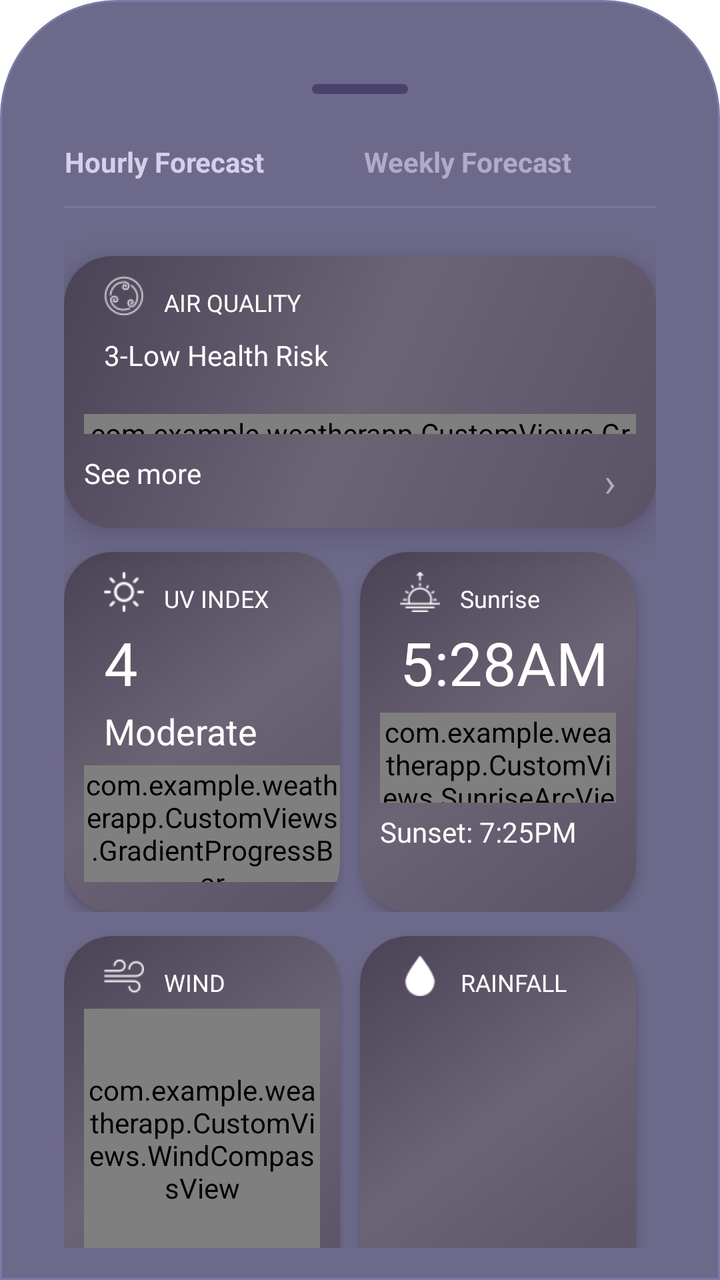
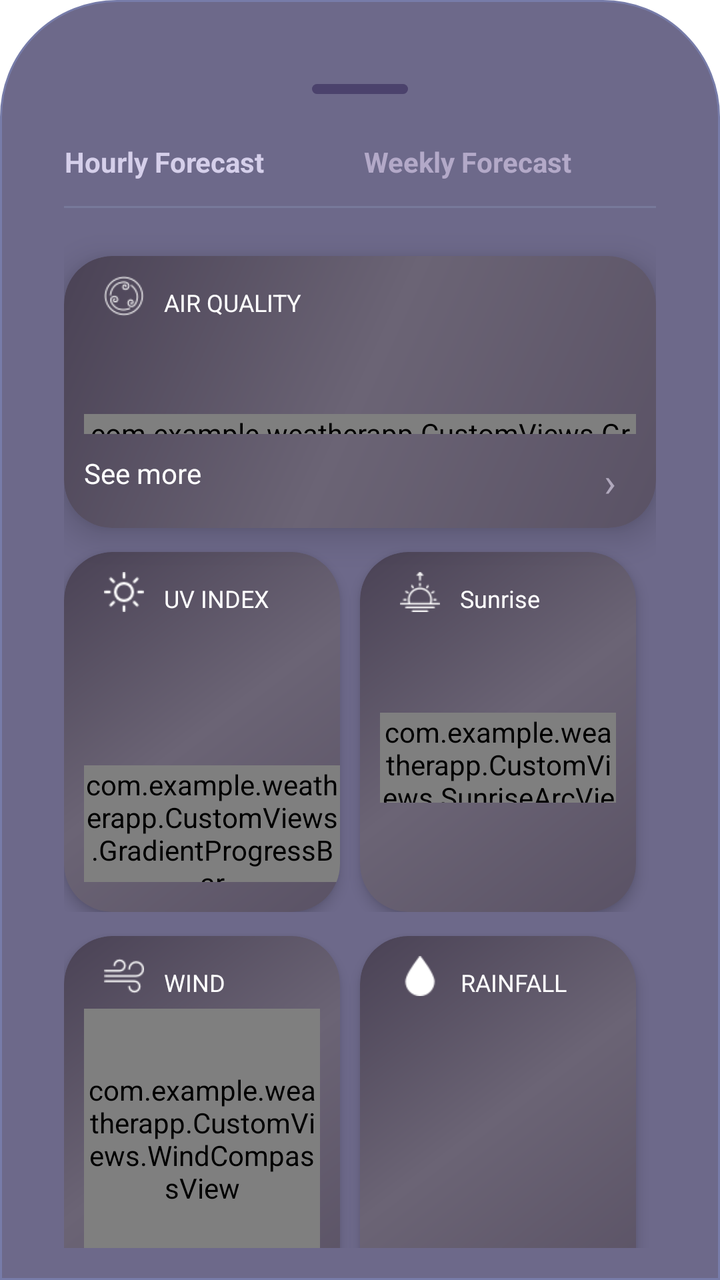

The first picture is an Android layout as it rendered before a commit; the second is the same layout after the commit. The layout source and the unified diff follow.
<!-- AndroidManifest.xml: application theme Theme.WeatherApp -->
<!-- res/layout/forecast_panel.xml -->
<?xml version="1.0" encoding="utf-8"?>
<androidx.constraintlayout.widget.ConstraintLayout
    xmlns:android="http://schemas.android.com/apk/res/android"
    xmlns:app="http://schemas.android.com/apk/res-auto"
        android:layout_width="match_parent"
        android:layout_height="match_parent"
        android:id="@+id/forecastPanel"
        app:behavior_fitToContents="true"
        app:behavior_halfExpandedRatio="0.5"
        app:behavior_hideable="false"
        app:behavior_draggable="true"
        android:elevation="8dp"
        android:padding="16dp"
        app:layout_behavior="com.google.android.material.bottomsheet.BottomSheetBehavior"
        android:background="@drawable/bg_forecast_panel">
    <androidx.core.widget.NestedScrollView
        android:layout_width="match_parent"
        android:layout_height="match_parent"
        android:fillViewport="true"
        android:clipToPadding="false"
        android:id="@+id/forecastScrollview"
        app:layout_constraintTop_toTopOf="parent"
        app:layout_constraintBottom_toBottomOf="parent">
        <LinearLayout
            android:layout_width="match_parent"
            android:layout_height="wrap_content"
            android:orientation="vertical"
            android:padding="16dp">
        <View
            android:layout_width="48dp"
            android:layout_height="5dp"
            android:id="@+id/panelHandle"
            app:layout_constraintTop_toTopOf="parent"
            app:layout_constraintStart_toStartOf="parent"
            app:layout_constraintEnd_toEndOf="parent"
            android:layout_gravity="center"
            android:layout_marginTop="10dp"
            android:layout_marginBottom="12dp"
            android:background="@drawable/bg_panel_handle"/>
            <RelativeLayout
                android:layout_width="match_parent"
                android:layout_height="wrap_content"
                android:id="@+id/rvForecastDaily"
                app:layout_constraintTop_toBottomOf="@id/panelHandle"
                >
                <TextView
                    android:layout_width="wrap_content"
                    android:layout_height="44dp"
                    app:layout_constraintStart_toStartOf="parent"
                    app:layout_constraintEnd_toStartOf="@+id/tvWeeklyForecast"
                    android:textColor="#D5CFEA"
                    android:textSize="14sp"
                    android:textStyle="bold"
                    android:gravity="center"
                    android:id="@+id/tvHourlyForecast"
                    android:text="Hourly Forecast"/>
                <TextView
                    android:layout_width="wrap_content"
                    android:layout_height="44dp"
                    android:textColor="#B3A9C8"
                    android:textSize="14sp"
                    android:layout_toEndOf="@+id/tvHourlyForecast"
                    android:layout_marginStart="50dp"
                    android:textStyle="bold"
                    android:gravity="center"
                    android:id="@+id/tvWeeklyForecast"
                    android:text="Weekly Forecast"/>

            </RelativeLayout>

        <View
            android:layout_width="match_parent"
            android:layout_height="1dp"
            android:id="@+id/forecastDivider"
            app:layout_constraintTop_toBottomOf="@id/rvForecastDaily"
            android:background="#77799A"/>


        <androidx.recyclerview.widget.RecyclerView
            android:layout_width="match_parent"
            android:layout_height="wrap_content"
            android:scrollbars="none"
            android:layout_marginTop="12dp"
            app:layout_constraintTop_toBottomOf="@id/forecastDivider"
            app:layout_constraintStart_toStartOf="parent"
            app:layout_constraintEnd_toEndOf="parent"
            android:id="@+id/rvHourlyForecast"
            android:overScrollMode="never"
            android:fillViewport="false"
            android:paddingEnd="16dp"
            android:paddingStart="16dp"
            android:layout_gravity="center_vertical"
            android:clipToPadding="false"/>

        <androidx.recyclerview.widget.RecyclerView
            android:layout_width="match_parent"
            android:layout_height="wrap_content"
            android:layout_marginTop="12dp"
            android:scrollbars="none"
            android:layout_marginStart="-20dp"
            app:layout_constraintTop_toBottomOf="@id/forecastDivider"
            app:layout_constraintStart_toStartOf="parent"
            app:layout_constraintEnd_toEndOf="parent"
            app:layout_constraintBottom_toBottomOf="parent"
            android:id="@+id/rvDailyForecast"
            android:overScrollMode="never"
            android:visibility="gone"
            android:fillViewport="false"
            android:paddingBottom="16dp"
            app:layoutManager="androidx.recyclerview.widget.LinearLayoutManager"
            android:paddingStart="16dp"
            android:layout_gravity="center_vertical"
            android:clipToPadding="false"/>

        <androidx.cardview.widget.CardView
            android:layout_width="match_parent"
            android:layout_height="wrap_content"
            android:layout_marginTop="12dp"
            app:cardElevation="10dp"
            android:id="@+id/cardAQI"
            app:cardBackgroundColor="@android:color/transparent"
            app:cardCornerRadius="24dp">
           <RelativeLayout
               android:layout_width="match_parent"
               android:layout_height="wrap_content"
               android:background="@drawable/bg_forecast_cardview">
               <ImageView
                   android:layout_width="20dp"
                   android:layout_height="20dp"
                   android:id="@+id/ivAirQuality"
                   app:tint="@android:color/white"
                   android:layout_marginStart="20dp"
                   android:layout_marginTop="10dp"
                   android:src="@drawable/ic_airquality"/>
               <TextView
                   android:layout_width="wrap_content"
                   android:layout_height="wrap_content"
                   android:text="AIR QUALITY"
                   android:gravity="center"
                   android:textColor="@android:color/white"
                   android:textSize="12sp"
                   android:layout_toEndOf="@+id/ivAirQuality"
                   android:layout_marginStart="10dp"
                   android:layout_marginTop="15dp"/>
                   <TextView
                       android:layout_width="wrap_content"
                       android:layout_height="wrap_content"
                       android:text="3-Low Health Risk"
                        android:layout_below="@id/ivAirQuality"
                       android:gravity="center"
                       android:textColor="@android:color/white"
                       android:textSize="14sp"
                       android:id="@+id/tvSampleTextProgress"
                       android:layout_marginStart="20dp"
                       android:layout_marginTop="10dp"/>

               <com.example.weatherapp.CustomViews.GradientProgressBar
                   android:layout_width="match_parent"
                   android:layout_height="10dp"
                   android:layout_below="@+id/tvSampleTextProgress"
                   android:id="@+id/progressAirQuality"
                   android:layout_marginTop="20dp"
                   android:layout_marginStart="10dp"
                   android:layout_marginEnd="10dp"
                   />

               <androidx.constraintlayout.widget.ConstraintLayout
                   android:layout_width="match_parent"
                   android:layout_height="wrap_content"
                   android:orientation="horizontal"
                   android:layout_marginTop="20dp"
                   android:layout_margin="10dp"
                   android:id="@+id/clViewMore"
                   android:layout_below="@+id/progressAirQuality">
                   <TextView
                       android:layout_width="wrap_content"
                       android:layout_height="wrap_content"
                       app:layout_constraintTop_toTopOf="parent"
                       app:layout_constraintStart_toStartOf="parent"
                       android:textColor="@android:color/white"
                       android:id="@+id/tvDemoProgress"
                       android:text="See more"/>
                   <TextView
                       android:layout_width="wrap_content"
                       android:layout_height="wrap_content"
                       android:text="›"
                       app:layout_constraintTop_toTopOf="parent"
                       app:layout_constraintEnd_toEndOf="parent"
                       android:layout_marginEnd="10dp"
                       android:textColor="#B0A8BC"
                       android:textSize="20sp" />
               </androidx.constraintlayout.widget.ConstraintLayout>

           </RelativeLayout>
        </androidx.cardview.widget.CardView>

        <LinearLayout
            android:layout_width="match_parent"
            android:layout_height="wrap_content"
            android:orientation="horizontal"
            android:id="@+id/llUVIndexSunrise"
            android:weightSum="2">
            <androidx.cardview.widget.CardView
                android:layout_width="0dp"
                android:layout_height="180dp"
                android:layout_marginTop="12dp"
                app:cardElevation="4dp"
                android:layout_marginEnd="10dp"
                android:layout_weight="1"
                app:cardBackgroundColor="@android:color/transparent"
                app:cardCornerRadius="24dp">
                    <RelativeLayout
                        android:layout_width="match_parent"
                        android:layout_height="match_parent"
                        android:background="@drawable/bg_forecast_cardview"
                        >
                        <ImageView
                            android:layout_width="20dp"
                            android:layout_height="20dp"
                            app:tint="@android:color/white"
                            android:layout_marginStart="20dp"
                            android:layout_marginTop="10dp"
                            android:id="@+id/ic_uvindex"
                            android:src="@drawable/ic_uvindex"/>
                        <TextView
                            android:layout_width="wrap_content"
                            android:layout_height="wrap_content"
                            android:text="UV INDEX"
                            android:gravity="center"
                            android:id="@+id/tvDemoUVIndex"
                            android:textColor="@android:color/white"
                            android:textSize="12sp"
                            android:layout_toEndOf="@+id/ic_uvindex"
                            android:layout_marginStart="10dp"
                            android:layout_marginTop="15dp"/>
                        <TextView
                            android:layout_width="wrap_content"
                            android:layout_height="wrap_content"
                            android:text="4"
                            android:textSize="30sp"
                            android:layout_marginTop="5dp"
                            android:layout_marginStart="20dp"
                            android:layout_below="@id/ic_uvindex"
                            android:textColor="@android:color/white"
                            android:id="@+id/tvUVIndex"/>
                        <TextView
                            android:layout_width="wrap_content"
                            android:layout_height="wrap_content"
                            android:text="Moderate"
                            android:id="@+id/tvUVIndexDetail"
                            android:textSize="18sp"
                            android:layout_marginTop="2dp"
                            android:layout_marginStart="20dp"
                            android:textColor="@android:color/white"
                            android:layout_below="@+id/tvUVIndex"/>
                        <com.example.weatherapp.CustomViews.GradientProgressBar
                            android:layout_width="match_parent"
                            android:layout_height="wrap_content"
                            android:id="@+id/progressUVIndex"
                            android:layout_marginStart="10dp"

                            android:layout_marginBottom="15dp"
                            android:layout_below="@id/tvUVIndexDetail"
                            android:layout_marginTop="5dp"/>
                    </RelativeLayout>
            </androidx.cardview.widget.CardView>
            <androidx.cardview.widget.CardView
                android:layout_width="0dp"
                android:layout_height="180dp"
                android:layout_marginTop="12dp"
                app:cardElevation="4dp"
                android:layout_marginEnd="10dp"
                android:layout_weight="1"
                app:cardBackgroundColor="@android:color/transparent"
                app:cardCornerRadius="24dp">
                <RelativeLayout
                    android:layout_width="match_parent"
                    android:layout_height="match_parent"
                    android:background="@drawable/bg_forecast_cardview"
                    >
                    <ImageView
                        android:layout_width="20dp"
                        android:layout_height="20dp"
                        app:tint="@android:color/white"
                        android:layout_marginStart="20dp"
                        android:layout_marginTop="10dp"
                        android:id="@+id/ic_sunrise"
                        android:src="@drawable/ic_sunrise"/>
                    <TextView
                        android:layout_width="wrap_content"
                        android:layout_height="wrap_content"
                        android:text="Sunrise"
                        android:gravity="center"
                        android:id="@+id/tvDemoSunrise"
                        android:textColor="@android:color/white"
                        android:textSize="12sp"
                        android:layout_toEndOf="@+id/ic_sunrise"
                        android:layout_marginStart="10dp"
                        android:layout_marginTop="15dp"/>
                    <TextView
                        android:layout_width="wrap_content"
                        android:layout_height="wrap_content"
                        android:text="5:28AM"
                        android:textSize="30sp"
                        android:layout_marginTop="5dp"
                        android:layout_marginStart="20dp"
                        android:layout_below="@id/ic_sunrise"
                        android:textColor="@android:color/white"
                        android:id="@+id/tvSunriseTime"/>

                    <com.example.weatherapp.CustomViews.SunriseArcView
                        android:layout_width="match_parent"
                        android:layout_height="45dp"
                        android:layout_below="@+id/tvSunriseTime"
                        android:layout_marginStart="10dp"
                        android:layout_marginEnd="10dp"
                        android:layout_marginTop="5dp"
                        android:id="@+id/sunriseView"/>
                    <TextView
                        android:layout_width="wrap_content"
                        android:layout_height="wrap_content"
                        android:text="Sunset: 7:25PM"
                        android:textColor="@android:color/white"
                        android:id="@+id/tvSunsettime"
                        android:layout_marginStart="10dp"
                        android:layout_marginTop="5dp"
                        android:layout_below="@id/sunriseView"/>
                </RelativeLayout>
            </androidx.cardview.widget.CardView>
        </LinearLayout>

        
        <LinearLayout
            android:layout_width="match_parent"
            android:layout_height="wrap_content"
            android:orientation="horizontal"
            android:id="@+id/llWindRainfall"
            android:weightSum="2">
            <androidx.cardview.widget.CardView
                android:layout_width="0dp"
                android:layout_height="180dp"
                android:layout_marginTop="12dp"
                app:cardElevation="4dp"
                android:layout_marginEnd="10dp"
                android:layout_weight="1"
                app:cardBackgroundColor="@android:color/transparent"
                app:cardCornerRadius="24dp">
                <RelativeLayout
                    android:layout_width="match_parent"
                    android:layout_height="match_parent"
                    android:background="@drawable/bg_forecast_cardview"
                    >
                    <ImageView
                        android:layout_width="20dp"
                        android:layout_height="20dp"
                        app:tint="@android:color/white"
                        android:layout_marginStart="20dp"
                        android:layout_marginTop="10dp"
                        android:id="@+id/ic_wind"
                        android:src="@drawable/ic_wind"/>
                    <TextView
                        android:layout_width="wrap_content"
                        android:layout_height="wrap_content"
                        android:text="WIND"
                        android:gravity="center"
                        android:id="@+id/tvDemoWind"
                        android:textColor="@android:color/white"
                        android:textSize="12sp"
                        android:layout_toEndOf="@+id/ic_wind"
                        android:layout_marginStart="10dp"
                        android:layout_marginTop="15dp"/>

                    <com.example.weatherapp.CustomViews.WindCompassView
                        android:layout_width="match_parent"
                        android:layout_height="130dp"
                        android:layout_marginTop="5dp"
                        android:id="@+id/tvWind"
                        android:layout_marginStart="10dp"
                        android:layout_marginEnd="10dp"
                        android:layout_below="@+id/tvDemoWind"/>
                </RelativeLayout>
            </androidx.cardview.widget.CardView>
            <androidx.cardview.widget.CardView
                android:layout_width="0dp"
                android:layout_height="180dp"
                android:layout_marginTop="12dp"
                app:cardElevation="4dp"
                android:layout_marginEnd="10dp"
                android:layout_weight="1"
                app:cardBackgroundColor="@android:color/transparent"
                app:cardCornerRadius="24dp">
                <RelativeLayout
                    android:layout_width="match_parent"
                    android:layout_height="match_parent"
                    android:background="@drawable/bg_forecast_cardview"
                    >
                    <ImageView
                        android:layout_width="20dp"
                        android:layout_height="20dp"
                        app:tint="@android:color/white"
                        android:layout_marginStart="20dp"
                        android:layout_marginTop="10dp"
                        android:id="@+id/ic_rainfall"
                        android:src="@drawable/ic_rainfall"/>
                    <TextView
                        android:layout_width="wrap_content"
                        android:layout_height="wrap_content"
                        android:text="RAINFALL"
                        android:gravity="center"
                        android:id="@+id/tvDemoRainfall"
                        android:textColor="@android:color/white"
                        android:textSize="12sp"
                        android:layout_toEndOf="@+id/ic_rainfall"
                        android:layout_marginStart="10dp"
                        android:layout_marginTop="15dp"/>
                    <TextView
                        android:layout_width="wrap_content"
                        android:layout_height="wrap_content"
                        android:textSize="25sp"
                        android:layout_marginTop="10dp"
                        android:layout_marginStart="20dp"
                        android:layout_below="@id/ic_rainfall"
                        android:textColor="@android:color/white"
                        android:id="@+id/tvRainfall"/>

                </RelativeLayout>
            </androidx.cardview.widget.CardView>
        </LinearLayout>
        </LinearLayout>
        </androidx.core.widget.NestedScrollView>
</androidx.constraintlayout.widget.ConstraintLayout>
<!-- resources referenced by this layout -->
<resources>
  <!-- drawable bg_forecast_cardview (drawable) -->
  <?xml version="1.0" encoding="utf-8"?>
  <shape xmlns:android="http://schemas.android.com/apk/res/android"
      android:shape="rectangle" >
      <corners android:radius="24dp"/>
  
      <gradient android:type="linear"
          android:angle="135"
          android:startColor="#5A5265"
          android:centerColor="#6B6475"
          android:endColor="#4A4255"/>
  </shape>
  <!-- drawable bg_forecast_panel (drawable) -->
  <?xml version="1.0" encoding="utf-8"?>
  <shape xmlns:android="http://schemas.android.com/apk/res/android">
      <solid android:color="#CC49446D"/>
      <corners
          android:topLeftRadius="58dp"
          android:topRightRadius="58dp"
          android:bottomLeftRadius="0dp"
          android:bottomRightRadius="0dp"/>
      <stroke
          android:width="1dp"
          android:color="#777CA9"/>
  </shape>
  <!-- drawable bg_panel_handle (drawable) -->
  <?xml version="1.0" encoding="utf-8"?>
  <shape xmlns:android="http://schemas.android.com/apk/res/android">
      <solid android:color="#4B426C"/>
      <corners android:radius="50dp"/>
  </shape>
  <!-- drawable ic_airquality: png bitmap (drawable, 1949 bytes) -->
  <!-- drawable ic_rainfall: png bitmap (drawable, 506 bytes) -->
  <!-- drawable ic_sunrise: png bitmap (drawable, 677 bytes) -->
  <!-- drawable ic_uvindex: png bitmap (drawable, 662 bytes) -->
  <!-- drawable ic_wind: png bitmap (drawable, 749 bytes) -->
  <style name="Theme.WeatherApp" parent="Theme.AppCompat.Light.NoActionBar">
          <item name="android:windowLightStatusBar">true</item>
          <item name="android:windowBackground">#FFFFFF</item>
          <item name="android:statusBarColor">#FFFFFF</item>
          <item name="android:navigationBarColor">#FFFFFF</item>
          <item name="android:colorAccent">#2196F3</item>
  
      </style>
</resources>

<!-- the commit's change to res/layout/forecast_panel.xml (unified diff, before → after) -->
@@ -145,7 +145,6 @@
                    <TextView
                        android:layout_width="wrap_content"
                        android:layout_height="wrap_content"
-                       android:text="3-Low Health Risk"
                         android:layout_below="@id/ivAirQuality"
                        android:gravity="center"
                        android:textColor="@android:color/white"
@@ -236,7 +235,6 @@
                         <TextView
                             android:layout_width="wrap_content"
                             android:layout_height="wrap_content"
-                            android:text="4"
                             android:textSize="30sp"
                             android:layout_marginTop="5dp"
                             android:layout_marginStart="20dp"
@@ -246,7 +244,6 @@
                         <TextView
                             android:layout_width="wrap_content"
                             android:layout_height="wrap_content"
-                            android:text="Moderate"
                             android:id="@+id/tvUVIndexDetail"
                             android:textSize="18sp"
                             android:layout_marginTop="2dp"
@@ -300,7 +297,6 @@
                     <TextView
                         android:layout_width="wrap_content"
                         android:layout_height="wrap_content"
-                        android:text="5:28AM"
                         android:textSize="30sp"
                         android:layout_marginTop="5dp"
                         android:layout_marginStart="20dp"
@@ -319,7 +315,6 @@
                     <TextView
                         android:layout_width="wrap_content"
                         android:layout_height="wrap_content"
-                        android:text="Sunset: 7:25PM"
                         android:textColor="@android:color/white"
                         android:id="@+id/tvSunsettime"
                         android:layout_marginStart="10dp"
